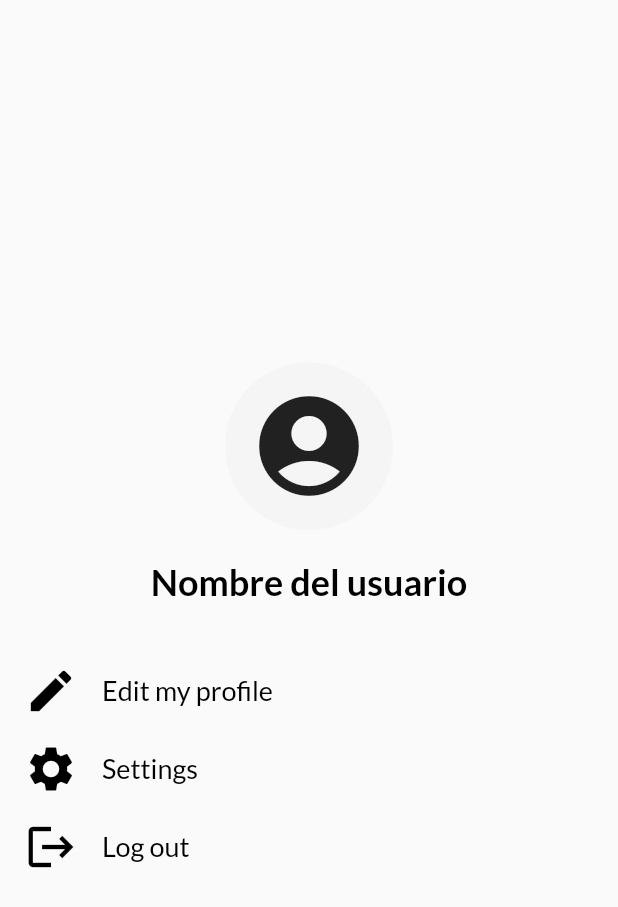
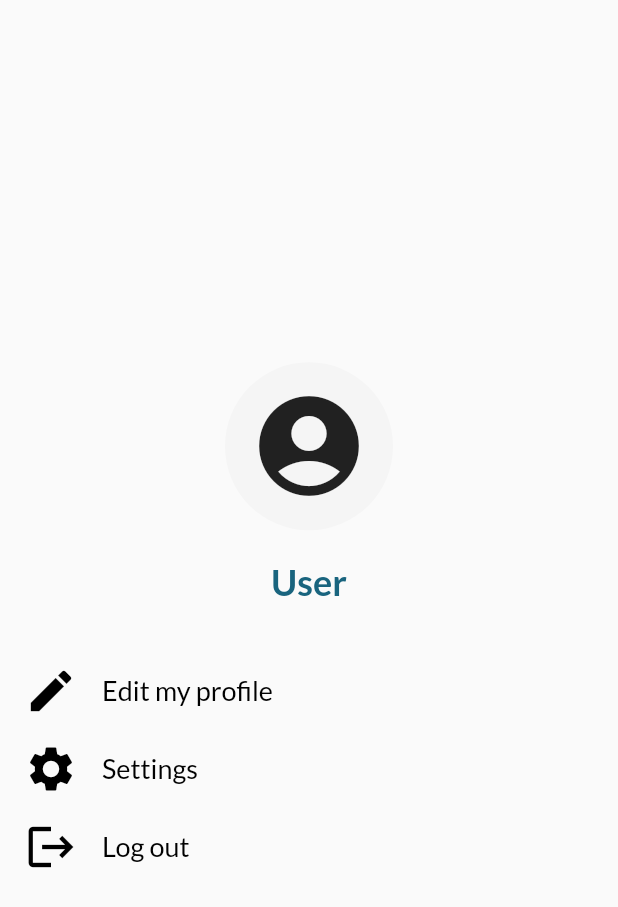
Before and after one commit to ISIS3510-202320-Team21/flutter_sports_app, a Flutter app: the ProfileView screen opened directly, after a tap on the "account circle" icon, on a phone screen of 412 x 824 dp. Shown: the top 907 px of the screen. Run offline on Flutter 3.47's test engine with Material 2 defaults, Android fonts, the phone set to English and light mode, and no system bars; our stand-ins replace bloc, camera, email_validator, equatable, flutter_bloc, flutter_dotenv and 4 more; missing offline and left inert: restart_app; accounts and stored records are empty; network calls fail; project files that could hold a hidden picture were left out.

Commit message:
visual changes (no shadows anymore)

```diff
--- a/lib/presentation/screens/home_view.dart
+++ b/lib/presentation/screens/home_view.dart
@@ -223,6 +223,7 @@ class _HomeViewState extends State<HomeView> {
         shape: RoundedRectangleBorder(
           borderRadius: BorderRadius.circular(8.0),
         ),
+        elevation: 0,
       ),
       child: SizedBox(
         width: 300,
@@ -253,7 +254,7 @@ class _HomeViewState extends State<HomeView> {
       required String imageAsset,
       required VoidCallback onPressed}) {
     return SizedBox(
-      width: 170, // Establece el ancho máximo deseado
+      width: 159, // Establece el ancho máximo deseado
       child: ElevatedButton(
         onPressed: onPressed,
         style: ElevatedButton.styleFrom(
@@ -261,6 +262,7 @@ class _HomeViewState extends State<HomeView> {
           shape: RoundedRectangleBorder(
             borderRadius: BorderRadius.circular(8.0),
           ),
+          elevation: 0,
         ),
         child: Row(
           children: [
--- a/lib/presentation/screens/match/new_matches_view.dart
+++ b/lib/presentation/screens/match/new_matches_view.dart
@@ -102,7 +102,11 @@ class _NewMatchesViewState extends State<NewMatchesView> {
                           splashColor: Colors.blueAccent
                               .withOpacity(0.5), // Color de la salpicadura
                           child: Card(
-                            elevation: 5,
+                            shape: RoundedRectangleBorder(
+                              borderRadius: BorderRadius.circular(8.0),
+                            ),
+                            elevation: 0,
+                            color: const Color(0xFFEAEAEA),
                             child: Stack(
                               children: [
                                 Positioned(
--- a/lib/presentation/screens/profile_view.dart
+++ b/lib/presentation/screens/profile_view.dart
@@ -5,6 +5,7 @@ import 'package:flutter_app_sports/presentation/screens/MainLayout.dart';
 import 'package:flutter_app_sports/presentation/screens/login_view.dart';
 import 'package:flutter_bloc/flutter_bloc.dart';
 import 'package:restart_app/restart_app.dart';
+import '../../logic/blocs/authentication/bloc/authentication_bloc.dart';
 import '../../logic/blocs/global_events/bloc/global_bloc.dart';
 import '../../logic/blocs/global_events/bloc/global_event.dart';
 
@@ -17,6 +18,12 @@ class ProfileView extends StatefulWidget {
 
 class _ProfileViewState extends State<ProfileView> {
   final ProfileBloc _profileBloc = ProfileBloc();
+
+  String? userName;
+  void initState() {
+    super.initState();
+    userName = BlocProvider.of<AuthenticationBloc>(context).user?.name;
+  }
 
   @override
   Widget build(BuildContext context) {
@@ -68,12 +75,12 @@ class _ProfileViewState extends State<ProfileView> {
                           height:
                               20), // Espacio reducido entre el botón de perfil y el texto
                       Text(
-                        'Nombre del usuario',
+                        userName != null ? '$userName' : 'User',
                         style: textTheme.titleLarge!.copyWith(
                           fontSize: 24.0,
                           fontWeight: FontWeight.bold,
                           fontFamily: 'Lato',
-                          color: Colors.black,
+                          color: colorScheme.primary,
                         ),
                       ),
                       const SizedBox(
```
Also changed, not shown: lib/presentation/screens/login_view.dart (+6 -2 lines).
